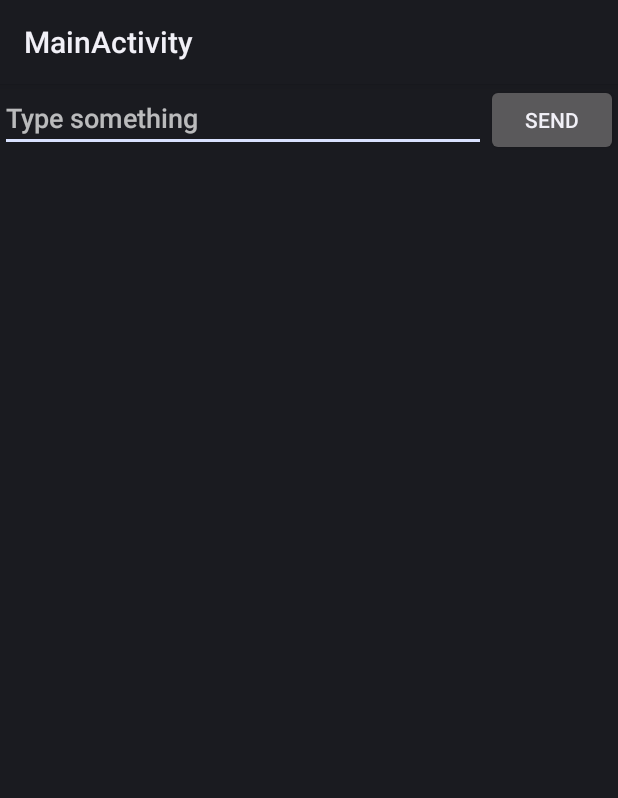
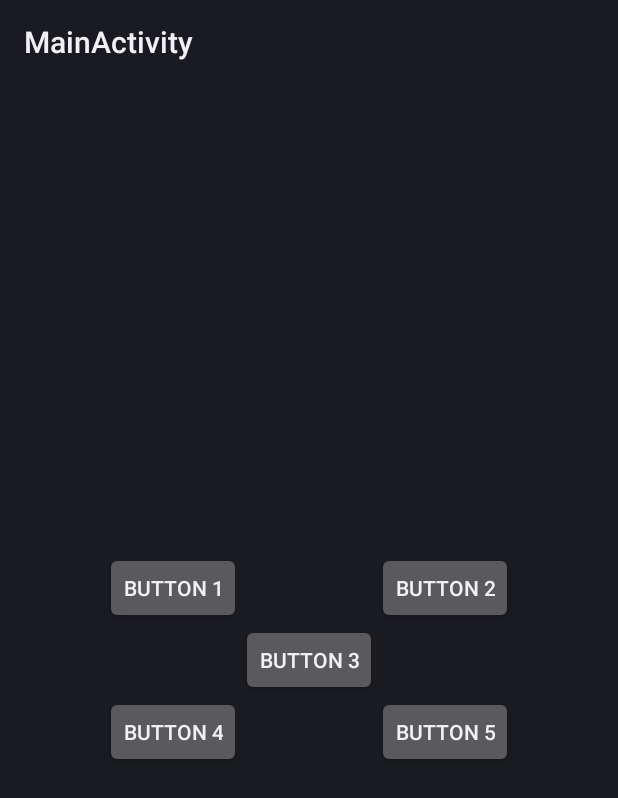
Before and after one commit to yaozongyou/android-first-code, an Android app: the screen it shows after launch (MainActivity), on a phone screen of 412 x 824 dp. Shown: the top 798 px of the screen. Run offline under Robolectric (Android 15) with nearby library versions, the phone set to English and light mode, and no system bars.

Commit message:
add example for relativelayout

```diff
--- a/UILayoutTest/src/main/res/layout/main.xml
+++ b/UILayoutTest/src/main/res/layout/main.xml
@@ -1,23 +1,52 @@
 <?xml version="1.0" encoding="utf-8"?>
-<LinearLayout xmlns:android="http://schemas.android.com/apk/res/android"
+<RelativeLayout xmlns:android="http://schemas.android.com/apk/res/android"
     android:layout_height="match_parent"
     android:layout_width="match_parent"
-    android:orientation="horizontal"
     >
 
-<EditText
-    android:id="@+id/iinput_message"
-    android:layout_width="0dp"
+<Button
+    android:id="@+id/button3"
     android:layout_height="wrap_content"
-    android:layout_weight="1"
-    android:hint="Type something"
+    android:layout_width="wrap_content"
+    android:layout_centerInParent="true"
+    android:text="Button 3"
     />
 
 <Button
-    android:id="@+id/send"
+    android:id="@+id/button1"
     android:layout_height="wrap_content"
     android:layout_width="wrap_content"
-    android:text="Send"
+    android:layout_above="@id/button3"
+    android:layout_toLeftOf="@id/button3"
+    android:text="Button 1"
     />
 
-</LinearLayout>
+<Button
+    android:id="@+id/button2"
+    android:layout_height="wrap_content"
+    android:layout_width="wrap_content"
+    android:layout_above="@id/button3"
+    android:layout_toRightOf="@id/button3"
+    android:text="Button 2"
+    />
+
+
+<Button
+    android:id="@+id/button4"
+    android:layout_height="wrap_content"
+    android:layout_width="wrap_content"
+    android:layout_below="@id/button3"
+    android:layout_toLeftOf="@id/button3"
+    android:text="Button 4"
+    />
+
+<Button
+    android:id="@+id/button5"
+    android:layout_height="wrap_content"
+    android:layout_width="wrap_content"
+    android:layout_below="@id/button3"
+    android:layout_toRightOf="@id/button3"
+    android:text="Button 5"
+    />
+
+</RelativeLayout>
```
